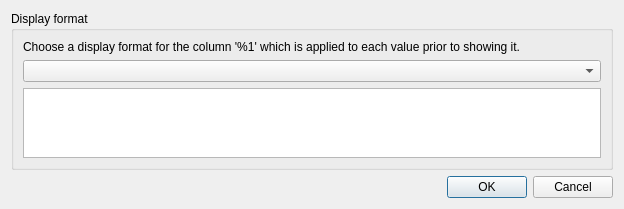
Old version of the form src/ColumnDisplayFormatDialog.ui in the repository TeLLie/sqlitebrowser-os2.
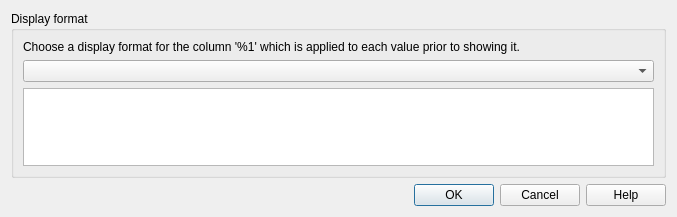
New version of the form. Custom widgets are drawn as their Qt base class.

Diff of the .ui file:
```diff
--- a/src/ColumnDisplayFormatDialog.ui
+++ b/src/ColumnDisplayFormatDialog.ui
@@ -6,8 +6,8 @@
    <rect>
     <x>0</x>
     <y>0</y>
-    <width>624</width>
-    <height>205</height>
+    <width>677</width>
+    <height>217</height>
    </rect>
   </property>
   <property name="windowTitle">
@@ -42,7 +42,7 @@
       <enum>Qt::Horizontal</enum>
      </property>
      <property name="standardButtons">
-      <set>QDialogButtonBox::Cancel|QDialogButtonBox::Ok</set>
+      <set>QDialogButtonBox::Cancel|QDialogButtonBox::Help|QDialogButtonBox::Ok</set>
      </property>
     </widget>
    </item>
```
Left out of the diff: 16 changed lines with no effect on the pictures.
